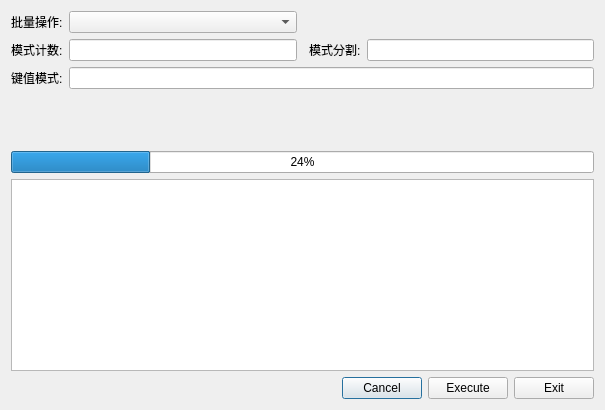
Old version of the form src/RedisView/AppView/batchoperatedialog.ui in the repository cc20110101/RedisView.
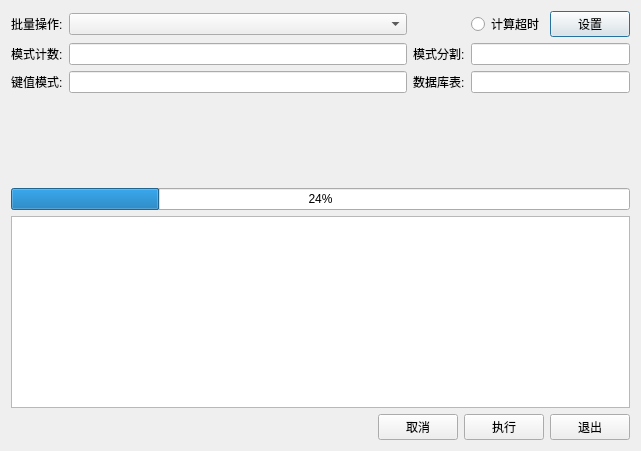
New version of the form.

```diff
--- a/src/RedisView/AppView/batchoperatedialog.ui
+++ b/src/RedisView/AppView/batchoperatedialog.ui
@@ -6,34 +6,18 @@
    <rect>
     <x>0</x>
     <y>0</y>
-    <width>605</width>
-    <height>410</height>
+    <width>641</width>
+    <height>451</height>
    </rect>
   </property>
   <property name="windowTitle">
    <string>Dialog</string>
   </property>
-  <layout class="QGridLayout" name="gridLayout_3">
+  <layout class="QGridLayout" name="gridLayout_2">
    <item row="0" column="0">
-    <layout class="QGridLayout" name="gridLayout_2">
-     <item row="0" column="0">
+    <layout class="QVBoxLayout" name="verticalLayout">
+     <item>
       <layout class="QGridLayout" name="gridLayout">
-       <item row="2" column="0">
-        <widget class="QLabel" name="_patternLabel">
-         <property name="text">
-          <string>键值模式:</string>
-         </property>
-        </widget>
-       </item>
-       <item row="1" column="1">
-        <widget class="QLineEdit" name="_patternCountLineEdit"/>
-       </item>
-       <item row="1" column="4">
-        <widget class="QLineEdit" name="_patternSeparatorLineEdit"/>
-       </item>
-       <item row="0" column="1">
-        <widget class="QComboBox" name="_batchComboBox"/>
-       </item>
        <item row="0" column="0">
         <widget class="QLabel" name="_batchOplabel">
          <property name="text">
@@ -41,6 +25,23 @@
          </property>
         </widget>
        </item>
+       <item row="0" column="1">
+        <widget class="QComboBox" name="_batchComboBox"/>
+       </item>
+       <item row="0" column="3">
+        <widget class="QRadioButton" name="_radioButton">
+         <property name="text">
+          <string>计算超时</string>
+         </property>
+        </widget>
+       </item>
+       <item row="0" column="4">
+        <widget class="QPushButton" name="_setPushButton">
+         <property name="text">
+          <string>设置</string>
+         </property>
+        </widget>
+       </item>
        <item row="1" column="0">
         <widget class="QLabel" name="_patternCountLabel">
          <property name="text">
@@ -48,19 +49,42 @@
          </property>
         </widget>
        </item>
-       <item row="1" column="3">
+       <item row="1" column="1">
+        <widget class="QLineEdit" name="_patternCountLineEdit"/>
+       </item>
+       <item row="1" column="2">
         <widget class="QLabel" name="_patternSeparatorLabel">
          <property name="text">
           <string>模式分割:</string>
          </property>
         </widget>
        </item>
-       <item row="2" column="1" colspan="4">
+       <item row="1" column="3" colspan="2">
+        <widget class="QLineEdit" name="_patternSeparatorLineEdit"/>
+       </item>
+       <item row="2" column="0">
+        <widget class="QLabel" name="_patternLabel">
+         <property name="text">
+          <string>键值模式:</string>
+         </property>
+        </widget>
+       </item>
+       <item row="2" column="1">
         <widget class="QLineEdit" name="_patternlineEdit"/>
        </item>
+       <item row="2" column="2">
+        <widget class="QLabel" name="_tableLabel">
+         <property name="text">
+          <string>数据库表:</string>
+         </property>
+        </widget>
+       </item>
+       <item row="2" column="3" colspan="2">
+        <widget class="QLineEdit" name="_tablelineEdit"/>
+       </item>
       </layout>
      </item>
-     <item row="1" column="0">
+     <item>
       <spacer name="_verticalSpacer">
        <property name="orientation">
         <enum>Qt::Vertical</enum>
@@ -68,22 +92,22 @@
        <property name="sizeHint" stdset="0">
         <size>
          <width>20</width>
-         <height>40</height>
+         <height>18</height>
         </size>
        </property>
       </spacer>
      </item>
-     <item row="2" column="0">
+     <item>
       <widget class="QProgressBar" name="_progressBar">
        <property name="value">
         <number>24</number>
        </property>
       </widget>
      </item>
-     <item row="3" column="0">
+     <item>
       <widget class="QTextBrowser" name="_textBrowser"/>
      </item>
-     <item row="4" column="0">
+     <item>
       <layout class="QHBoxLayout" name="horizontalLayout">
        <item>
         <spacer name="_buttonHorizontalSpacer">
@@ -101,21 +125,21 @@
        <item>
         <widget class="QPushButton" name="_cancelPushButton">
          <property name="text">
-          <string>Cancel</string>
+          <string>取消</string>
          </property>
         </widget>
        </item>
        <item>
         <widget class="QPushButton" name="_okPushButton">
          <property name="text">
-          <string>Execute</string>
+          <string>执行</string>
          </property>
         </widget>
        </item>
        <item>
         <widget class="QPushButton" name="_exitPushButton">
          <property name="text">
-          <string>Exit</string>
+          <string>退出</string>
          </property>
         </widget>
        </item>
```
